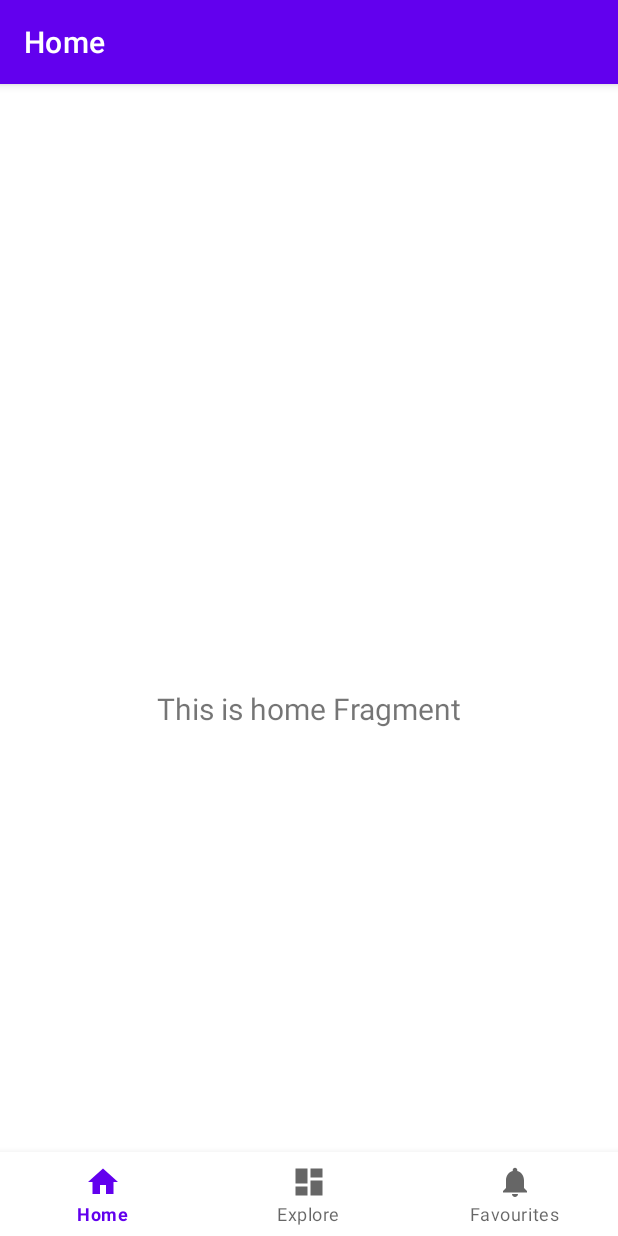
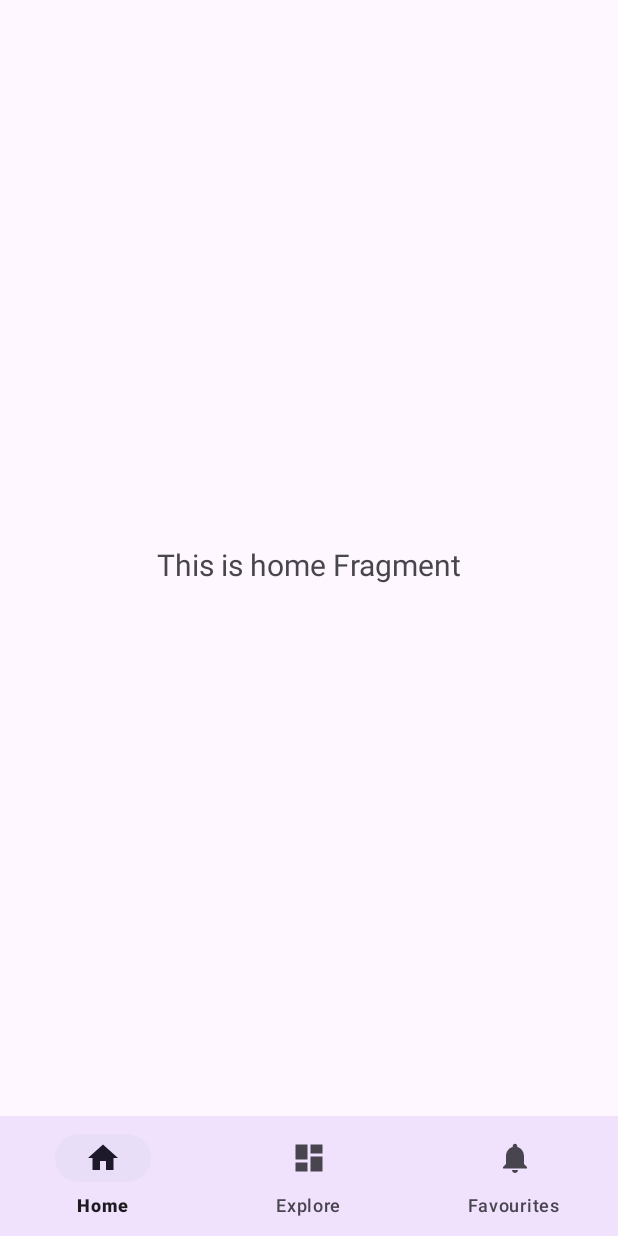
Before and after one commit to ralvaroDev/CocinaCreativa, an Android app: the screen it shows after launch (MainActivity), on a phone screen of 412 x 824 dp. Run offline under Robolectric (Android 15) with nearby library versions, the phone set to English and light mode, and no system bars; our stand-ins replace navigation-ui.

Commit message:
update: fragment view to fragment container view and material 3

```diff
--- a/app/src/main/java/pe/ralvaro/cocinacreativa/MainActivity.kt
+++ b/app/src/main/java/pe/ralvaro/cocinacreativa/MainActivity.kt
@@ -3,7 +3,9 @@ package pe.ralvaro.cocinacreativa
 import android.os.Bundle
 import com.google.android.material.bottomnavigation.BottomNavigationView
 import androidx.appcompat.app.AppCompatActivity
+import androidx.navigation.NavController
 import androidx.navigation.findNavController
+import androidx.navigation.fragment.NavHostFragment
 import androidx.navigation.ui.AppBarConfiguration
 import androidx.navigation.ui.setupActionBarWithNavController
 import androidx.navigation.ui.setupWithNavController
@@ -13,6 +15,9 @@ class MainActivity : AppCompatActivity() {
 
     private lateinit var binding: ActivityMainBinding
 
+    private lateinit var navController: NavController
+    private lateinit var navHostFragment: NavHostFragment
+
     override fun onCreate(savedInstanceState: Bundle?) {
         super.onCreate(savedInstanceState)
 
@@ -21,15 +26,10 @@ class MainActivity : AppCompatActivity() {
 
         val navView: BottomNavigationView = binding.navView
 
-        val navController = findNavController(R.id.nav_host_fragment_activity_main)
-        // Passing each menu ID as a set of Ids because each
-        // menu should be considered as top level destinations.
-        val appBarConfiguration = AppBarConfiguration(
-            setOf(
-                R.id.navigation_home, R.id.navigation_explore, R.id.navigation_favourites
-            )
-        )
-        setupActionBarWithNavController(navController, appBarConfiguration)
+        navHostFragment =
+            supportFragmentManager.findFragmentById(R.id.nav_host_fragment_activity_main) as NavHostFragment
+        navController = navHostFragment.navController
         navView.setupWithNavController(navController)
+
     }
 }
--- a/app/src/main/res/layout/activity_main.xml
+++ b/app/src/main/res/layout/activity_main.xml
@@ -3,8 +3,7 @@
     xmlns:app="http://schemas.android.com/apk/res-auto"
     android:id="@+id/container"
     android:layout_width="match_parent"
-    android:layout_height="match_parent"
-    android:paddingTop="?attr/actionBarSize">
+    android:layout_height="match_parent">
 
     <com.google.android.material.bottomnavigation.BottomNavigationView
         android:id="@+id/nav_view"
@@ -18,11 +17,11 @@
         app:layout_constraintRight_toRightOf="parent"
         app:menu="@menu/bottom_nav_menu" />
 
-    <fragment
+    <androidx.fragment.app.FragmentContainerView
         android:id="@+id/nav_host_fragment_activity_main"
         android:name="androidx.navigation.fragment.NavHostFragment"
         android:layout_width="match_parent"
-        android:layout_height="match_parent"
+        android:layout_height="0dp"
         app:defaultNavHost="true"
         app:layout_constraintBottom_toTopOf="@id/nav_view"
         app:layout_constraintLeft_toLeftOf="parent"
--- a/app/src/main/res/values-night/themes.xml
+++ b/app/src/main/res/values-night/themes.xml
@@ -1,6 +1,6 @@
 <resources xmlns:tools="http://schemas.android.com/tools">
     <!-- Base application theme. -->
-    <style name="Theme.CocinaCreativa" parent="Theme.MaterialComponents.DayNight.DarkActionBar">
+    <style name="Theme.CocinaCreativa" parent="Theme.Material3.DayNight.NoActionBar">
         <!-- Primary brand color. -->
         <item name="colorPrimary">@color/purple_200</item>
         <item name="colorPrimaryVariant">@color/purple_700</item>
--- a/app/src/main/res/values/themes.xml
+++ b/app/src/main/res/values/themes.xml
@@ -1,6 +1,6 @@
 <resources xmlns:tools="http://schemas.android.com/tools">
     <!-- Base application theme. -->
-    <style name="Theme.CocinaCreativa" parent="Theme.MaterialComponents.DayNight.DarkActionBar">
+    <style name="Theme.CocinaCreativa" parent="Theme.Material3.DayNight.NoActionBar">
         <!-- Primary brand color. -->
         <item name="colorPrimary">@color/purple_500</item>
         <item name="colorPrimaryVariant">@color/purple_700</item>
```
